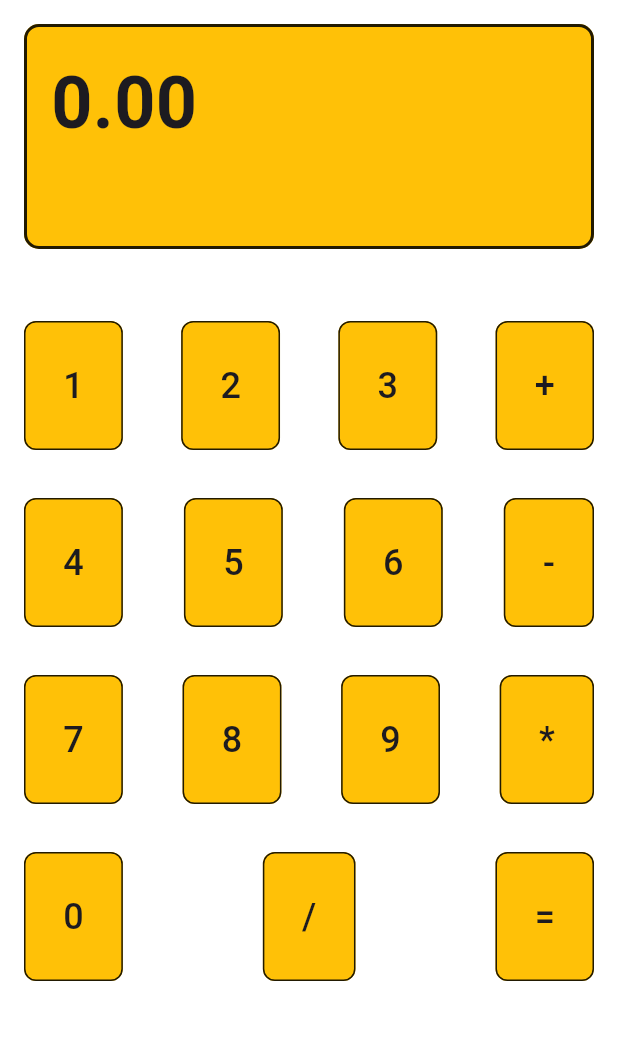
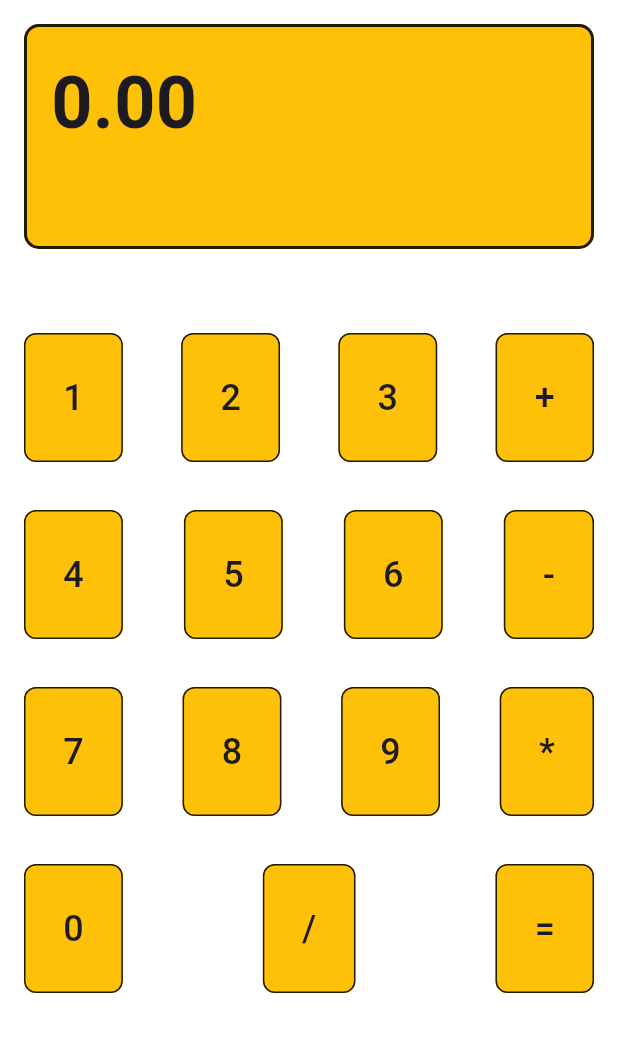
Before and after one commit to Rejsal1234/calculator_app, a Flutter app: the screen it shows after launch, on a phone screen of 412 x 824 dp, the part 84-1136 px from its top. Run offline on Flutter 3.47's test engine with Material 3 defaults, Android fonts, the phone set to English and light mode, and no system bars.

Commit message:
added new file and updated spacing

```diff
--- a/lib/main.dart
+++ b/lib/main.dart
@@ -68,7 +68,7 @@ class _CalculatorUIState extends State<CalculatorUI> {
             ),
           ),
           const SizedBox(
-            height: 16.0,
+            height: 24.0,
           ),
           Container(
             padding: const EdgeInsets.all(16.0),
```
Also changed, not shown: lib/temp_digit.dart (added).
